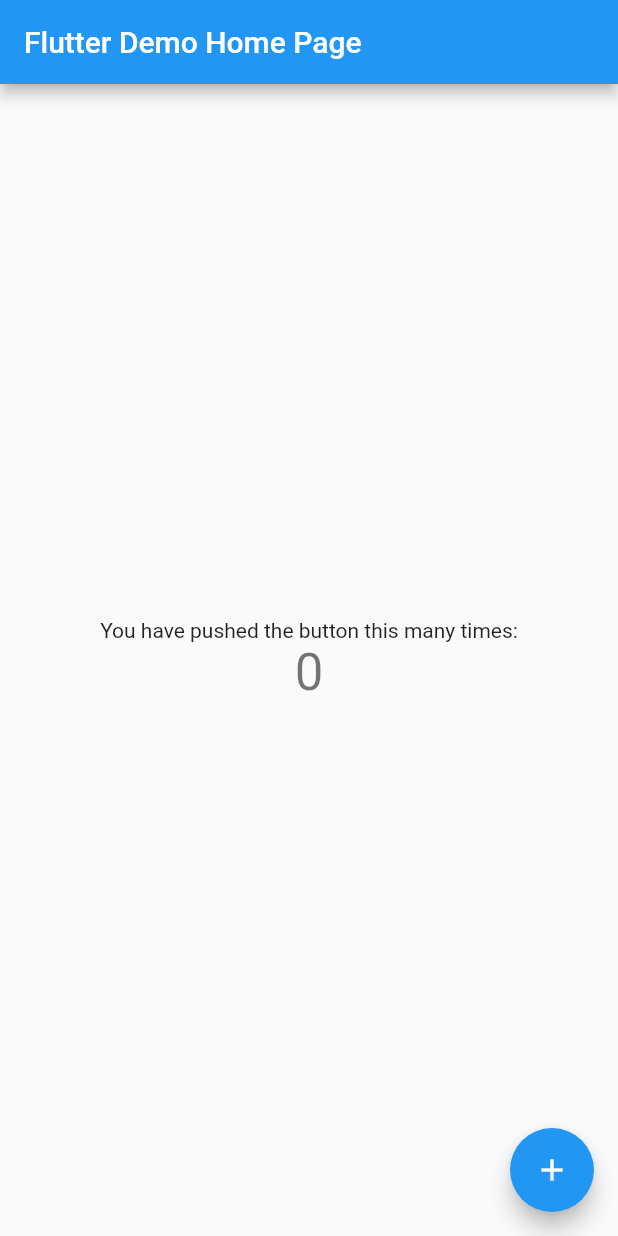
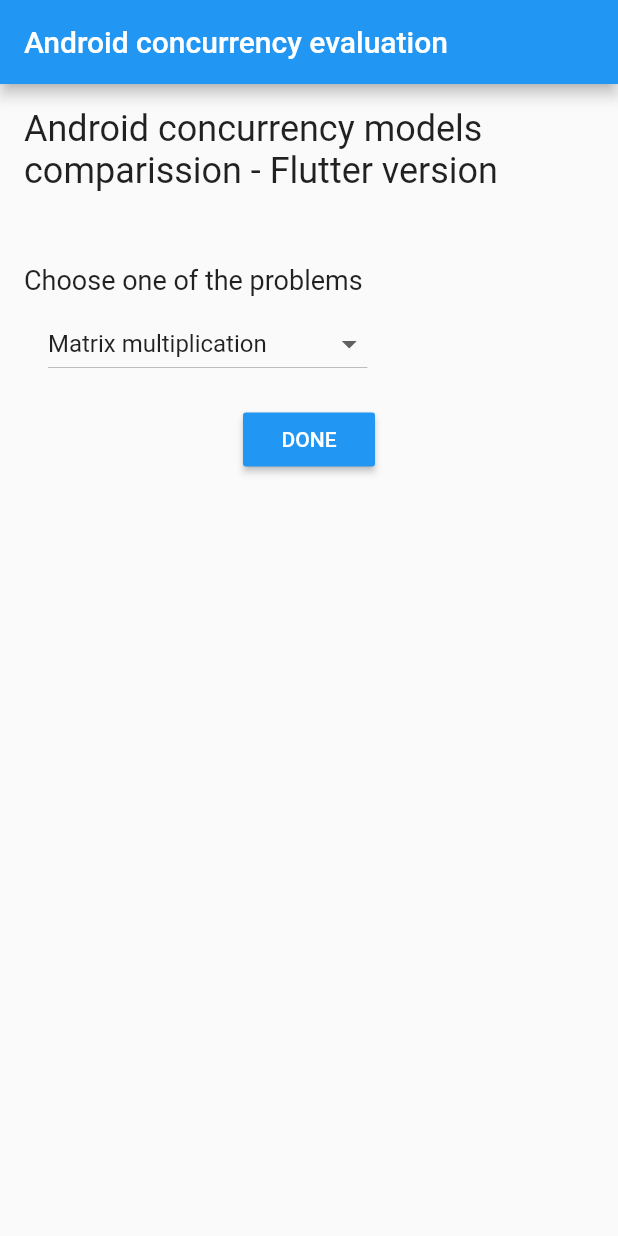
Before and after one commit to WilliamWV/androidConcAndSync_Flutter, a Flutter app: the screen it shows after launch, on a phone screen of 412 x 824 dp. Run offline on Flutter 3.47's test engine with Material 2 defaults, Android fonts, the phone set to English and light mode, and no system bars.

Commit message:
Implemented initial screen

```diff
--- /dev/null
+++ b/lib/constants.dart
@@ -0,0 +1,18 @@
+
+// UI Constants
+const double LABEL_FONT_SIZE = 18.0;
+const double TITLE_FONT_SIZE = 24.0;
+
+const double LARGE_PADDING = 32.0;
+const double MID_PADDING = 16.0;
+const double SMALL_PADDING = 4.0;
+
+const String TITLE = "Android concurrency models comparission - Flutter version";
+
+// Problem Constants
+
+const String LABEL_CHOOSE_PROBLEM = "Choose one of the problems";
+const List PROBLEMS = [
+  "Matrix multiplication", "Concurrent sum", "Philosophers",
+  "Image download", "Producers and Consumers"
+];
--- a/lib/main.dart
+++ b/lib/main.dart
@@ -1,3 +1,5 @@
+import 'package:androidconcurrency/constants.dart';
+import 'package:androidconcurrency/widgets/ProblemChooser.dart';
 import 'package:flutter/material.dart';
 
 void main() => runApp(MyApp());
@@ -7,7 +9,7 @@ class MyApp extends StatelessWidget {
   @override
   Widget build(BuildContext context) {
     return MaterialApp(
-      title: 'Flutter Demo',
+      title: 'Android concurrency evaluation',
       theme: ThemeData(
         // This is the theme of your application.
         //
@@ -20,13 +22,13 @@ class MyApp extends StatelessWidget {
         // is not restarted.
         primarySwatch: Colors.blue,
       ),
-      home: MyHomePage(title: 'Flutter Demo Home Page'),
+      home: InitScreen(title: 'Android concurrency evaluation'),
     );
   }
 }
 
-class MyHomePage extends StatefulWidget {
-  MyHomePage({Key key, this.title}) : super(key: key);
+class InitScreen extends StatefulWidget {
+  InitScreen({Key key, this.title}) : super(key: key);
 
   // This widget is the home page of your application. It is stateful, meaning
   // that it has a State object (defined below) that contains fields that affect
@@ -40,22 +42,10 @@ class MyHomePage extends StatefulWidget {
   final String title;
 
   @override
-  _MyHomePageState createState() => _MyHomePageState();
+  _InitScreenState createState() => _InitScreenState();
 }
 
-class _MyHomePageState extends State<MyHomePage> {
-  int _counter = 0;
-
-  void _incrementCounter() {
-    setState(() {
-      // This call to setState tells the Flutter framework that something has
-      // changed in this State, which causes it to rerun the build method below
-      // so that the display can reflect the updated values. If we changed
-      // _counter without calling setState(), then the build method would not be
-      // called again, and so nothing would appear to happen.
-      _counter++;
-    });
-  }
+class _InitScreenState extends State<InitScreen> {
 
   @override
   Widget build(BuildContext context) {
@@ -75,6 +65,7 @@ class _MyHomePageState extends State<MyHomePage> {
         // Center is a layout widget. It takes a single child and positions it
         // in the middle of the parent.
         child: Column(
+
           // Column is also a layout widget. It takes a list of children and
           // arranges them vertically. By default, it sizes itself to fit its
           // children horizontally, and tries to be as tall as its parent.
@@ -89,23 +80,29 @@ class _MyHomePageState extends State<MyHomePage> {
           // center the children vertically; the main axis here is the vertical
           // axis because Columns are vertical (the cross axis would be
           // horizontal).
-          mainAxisAlignment: MainAxisAlignment.center,
+          mainAxisAlignment: MainAxisAlignment.start,
           children: <Widget>[
-            Text(
-              'You have pushed the button this many times:',
+            Container(
+              padding: new EdgeInsets.all(MID_PADDING),
+              child: Text(
+                  TITLE,
+                  style: TextStyle(fontSize: TITLE_FONT_SIZE),
+              ),
             ),
-            Text(
-              '$_counter',
-              style: Theme.of(context).textTheme.display1,
-            ),
+            ProblemChooser(),
+            RaisedButton(
+              textColor: Colors.white,
+              padding: const EdgeInsets.all(0.0),
+              color: Colors.blue,
+              child: Text(
+                  "DONE"
+              ),
+
+              onPressed: () {},
+            )
           ],
         ),
       ),
-      floatingActionButton: FloatingActionButton(
-        onPressed: _incrementCounter,
-        tooltip: 'Increment',
-        child: Icon(Icons.add),
-      ), // This trailing comma makes auto-formatting nicer for build methods.
     );
   }
 }
--- /dev/null
+++ b/lib/widgets/ProblemChooser.dart
@@ -0,0 +1,72 @@
+import 'package:flutter/material.dart';
+import 'package:androidconcurrency/constants.dart';
+
+class ProblemChooser extends StatefulWidget {
+  ProblemChooser({Key key}) : super(key: key);
+
+  @override
+  _ProblemChooserState createState() => new _ProblemChooserState();
+
+}
+
+class _ProblemChooserState extends State<ProblemChooser> {
+
+  List<DropdownMenuItem<String>> _menuItems;
+  String _selectedProblem;
+
+  @override
+  void initState() {
+    _menuItems = getDropDownMenuItems();
+    _selectedProblem = _menuItems[0].value;
+    super.initState();
+
+  }
+
+  List<DropdownMenuItem<String>> getDropDownMenuItems() {
+    List<DropdownMenuItem<String>> items = new List();
+    for(String problem in PROBLEMS)
+    items.add(new DropdownMenuItem(
+        value: problem,
+        child: new Text(problem)
+    ));
+    return items;
+  }
+
+  @override
+  Widget build(BuildContext context) {
+    return new Container(
+      padding: new EdgeInsets.fromLTRB(
+          MID_PADDING, LARGE_PADDING, MID_PADDING, MID_PADDING
+      ),
+      child: new Column(
+        crossAxisAlignment: CrossAxisAlignment.start,
+        mainAxisAlignment: MainAxisAlignment.center,
+        children: <Widget>[
+          new Text(
+              LABEL_CHOOSE_PROBLEM,
+              textAlign: TextAlign.start,
+              style: TextStyle(fontSize: LABEL_FONT_SIZE),
+          ),
+          new Container(
+            padding: new EdgeInsets.all(SMALL_PADDING),
+          ),
+          new Container(
+            padding: new EdgeInsets.only(left: MID_PADDING),
+            child: new DropdownButton(
+              value: _selectedProblem,
+              items: _menuItems,
+              onChanged: changedProblem,
+            )
+          )
+        ],
+      )
+    );
+  }
+  void changedProblem(String selected){
+    setState(() {
+      _selectedProblem = selected;
+    });
+  }
+
+
+}
```
